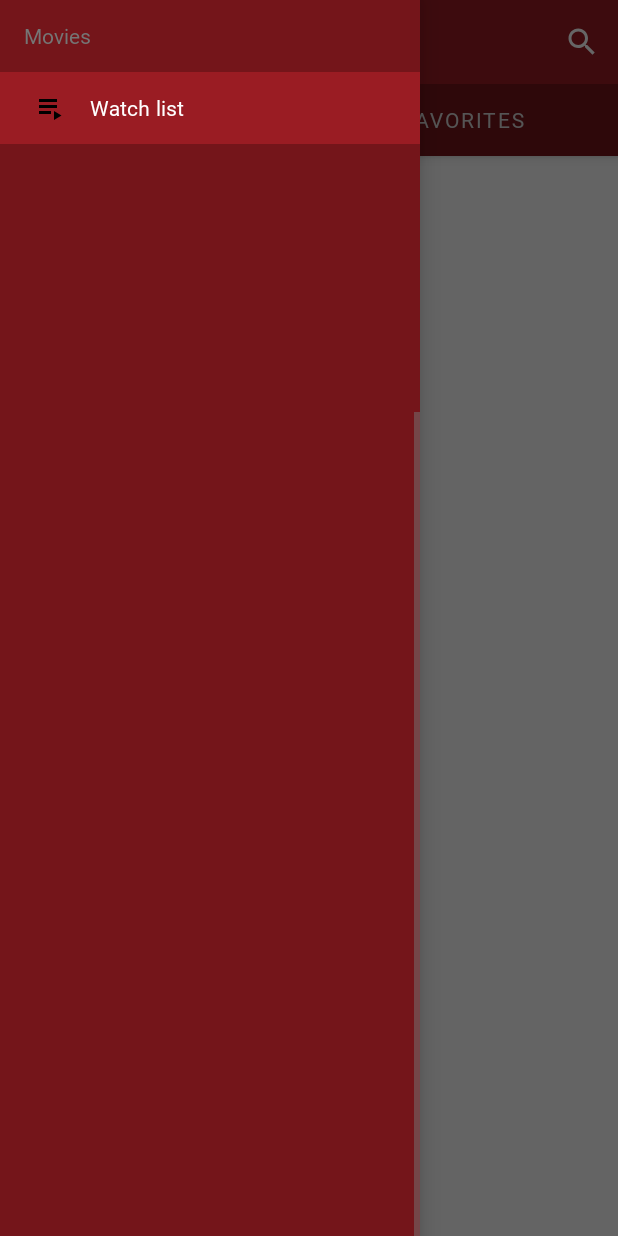
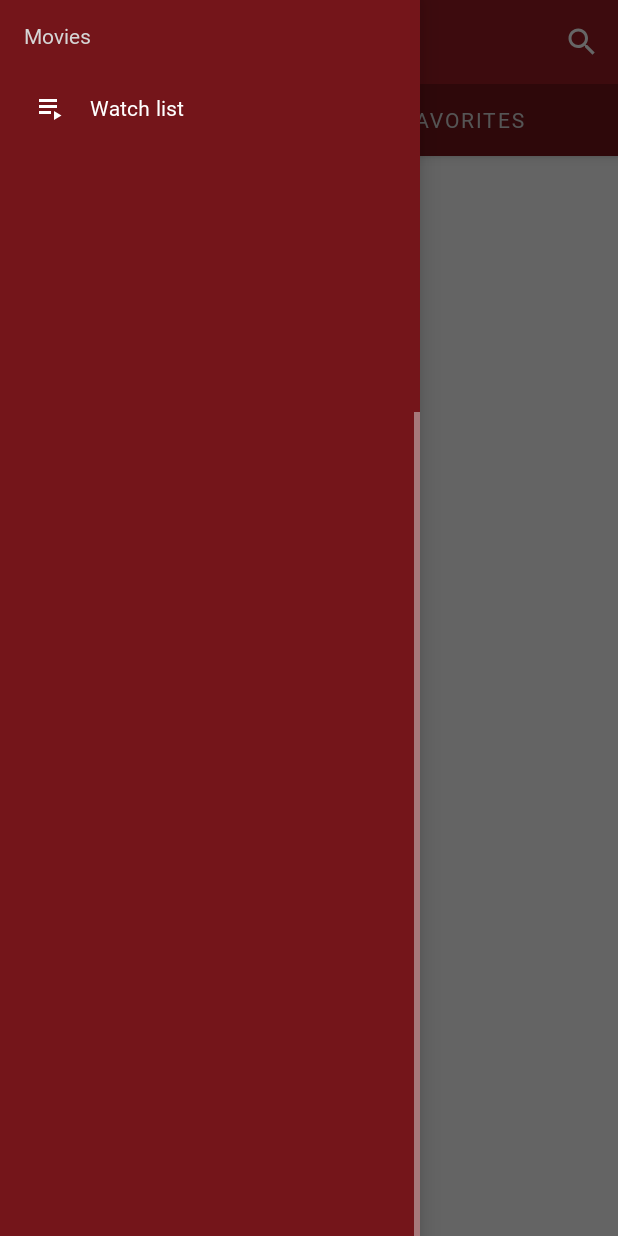
Before and after one commit to jcardama/movie-database, an Android app: the screen it shows after launch (MainActivity), with the side drawer open, on a phone screen of 412 x 824 dp. Run offline under Robolectric (Android 15) with nearby library versions, the phone set to English and light mode, and no system bars; our stand-ins replace Dagger/Hilt's generated code, Room's generated code, Timber; libraries missing offline, so code that uses them is left out: com.facebook.stetho, com.squareup.leakcanary; 2 statements that could not run were skipped.

Commit message:
Implements NavigationView theme for better group title visualization

```diff
--- a/app/src/main/res/layout/fragment_movies.xml
+++ b/app/src/main/res/layout/fragment_movies.xml
@@ -35,7 +35,9 @@
         android:scrollbarTrackVertical="@color/colorPrimaryDark"
         android:scrollbars="none"
         android:verticalScrollbarPosition="left"
-        app:itemBackground="@color/colorPrimary"
+        android:theme="@style/NavigationView"
+        app:itemBackground="@color/colorPrimaryDark"
+        app:itemIconTint="@color/textColorPrimaryInverse"
         app:itemTextColor="@color/textColorPrimaryInverse"
         app:menu="@menu/navigation" />
 
```
